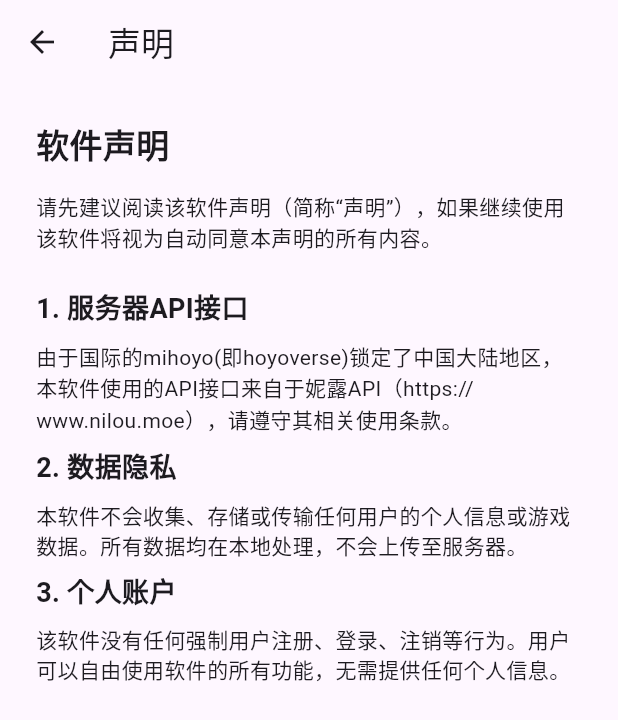
After one commit to MCheping8108/gameprofileinfo, a Flutter app: the LicensePage screen opened directly, on a phone screen of 412 x 824 dp. The commit adds this screen. Shown: the top 720 px of the screen. Run offline on Flutter 3.47's test engine with Material 3 defaults, Android fonts, the phone set to English and light mode, and no system bars; our stand-ins replace shared_preferences; accounts and stored records are empty.

Commit message:
update:新增软件声明

```diff
--- a/lib/about/about.dart
+++ b/lib/about/about.dart
@@ -14,9 +14,9 @@ class AboutPage extends StatelessWidget {
         child: Column(
           crossAxisAlignment: CrossAxisAlignment.start,
           children: const [
-            Text('原神信息展示工具', style: TextStyle(fontSize: 22, fontWeight: FontWeight.bold)),
+            Text('gameProfileInfo', style: TextStyle(fontSize: 22, fontWeight: FontWeight.bold)),
             SizedBox(height: 16),
-            Text('本软件用于展示原神账号基础信息、角色列表、世界探索进度等内容。'),
+            Text('本软件用于展示游戏玩家基础信息等多种内容，可能会有多个游戏的内容。'),
             SizedBox(height: 16),
             Text('作者：和平peaceful'),
             SizedBox(height: 8),
--- /dev/null
+++ b/lib/about/license.dart
@@ -0,0 +1,37 @@
+import 'package:flutter/material.dart';
+
+class LicensePage extends StatelessWidget {
+  const LicensePage({super.key});
+
+  @override
+  Widget build(BuildContext context) {
+    return Scaffold(
+      appBar: AppBar(
+        title: const Text('声明'),
+      ),
+      body: Padding(
+        padding: const EdgeInsets.all(24),
+        child: Column(
+          crossAxisAlignment: CrossAxisAlignment.start,
+          children: const [
+            Text('软件声明', style: TextStyle(fontSize: 22, fontWeight: FontWeight.bold)),
+            SizedBox(height: 16),
+            Text('请先建议阅读该软件声明（简称“声明”），如果继续使用该软件将视为自动同意本声明的所有内容。'),
+            SizedBox(height: 24),
+            Text('1. 服务器API接口', style: TextStyle(fontSize: 18, fontWeight: FontWeight.bold)),
+            SizedBox(height: 8),
+            Text('由于国际的mihoyo(即hoyoverse)锁定了中国大陆地区，本软件使用的API接口来自于妮露API（https://www.nilou.moe），请遵守其相关使用条款。'),
+            SizedBox(height: 8),
+            Text('2. 数据隐私', style: TextStyle(fontSize: 18, fontWeight: FontWeight.bold)),
+            SizedBox(height: 8),
+            Text('本软件不会收集、存储或传输任何用户的个人信息或游戏数据。所有数据均在本地处理，不会上传至服务器。'),
+            SizedBox(height: 8),
+            Text('3. 个人账户', style: TextStyle(fontSize: 18, fontWeight: FontWeight.bold)),
+            SizedBox(height: 8),
+            Text('该软件没有任何强制用户注册、登录、注销等行为。用户可以自由使用软件的所有功能，无需提供任何个人信息。'),
+          ],
+        ),
+      ),
+    );
+  }
+}
--- a/lib/main.dart
+++ b/lib/main.dart
@@ -6,6 +6,7 @@ import 'package:shared_preferences/shared_preferences.dart';
 import 'package:path_provider/path_provider.dart';
 import 'package:http/http.dart' as http;
 import 'about/about.dart';
+import 'about/license.dart' as local_license;
 // import 'package:permission_handler/permission_handler.dart';
 import 'package:flutter/rendering.dart';
 import 'dart:ui';
@@ -306,6 +307,16 @@ class _MyHomePageState extends State<MyHomePage> {
                   Navigator.of(context).pop();
                   Navigator.of(context).push(
                     MaterialPageRoute(builder: (context) => const AboutPage()),
+                  );
+                },
+              ),
+              ListTile(
+                leading: const Icon(Icons.description),
+                title: const Text('软件声明'),
+                onTap: () {
+                  Navigator.of(context).pop();
+                  Navigator.of(context).push(
+                    MaterialPageRoute(builder: (context) => const local_license.LicensePage()),
                   );
                 },
               ),
--- a/pubspec.yaml
+++ b/pubspec.yaml
@@ -1,4 +1,4 @@
-name: pictureshot
+name: gameprofileinfo
 description: "A new Flutter project."
 # The following line prevents the package from being accidentally published to
 # pub.dev using `flutter pub publish`. This is preferred for private packages.
@@ -16,7 +16,7 @@ publish_to: 'none' # Remove this line if you wish to publish to pub.dev
 # https://developer.apple.com/library/archive/documentation/General/Reference/InfoPlistKeyReference/Articles/CoreFoundationKeys.html
 # In Windows, build-name is used as the major, minor, and patch parts
 # of the product and file versions while build-number is used as the build suffix.
-version: 0.1.0
+version: 0.1.1
 
 environment:
   sdk: ^3.8.1
```
Also changed, not shown: 1 other file.
